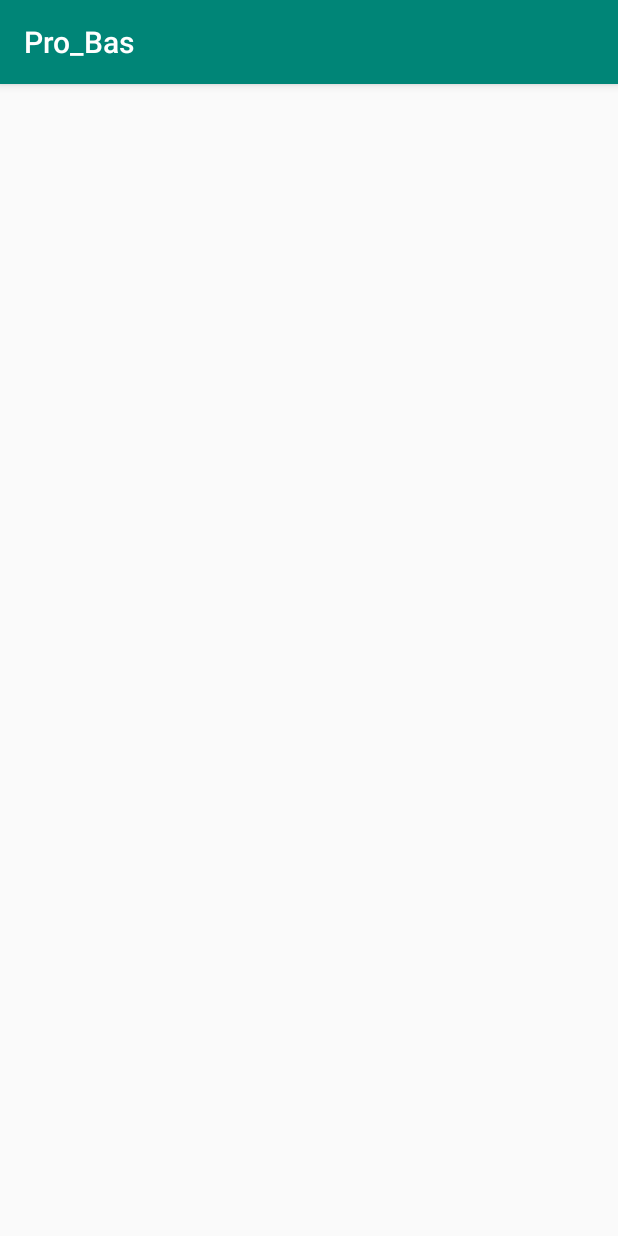
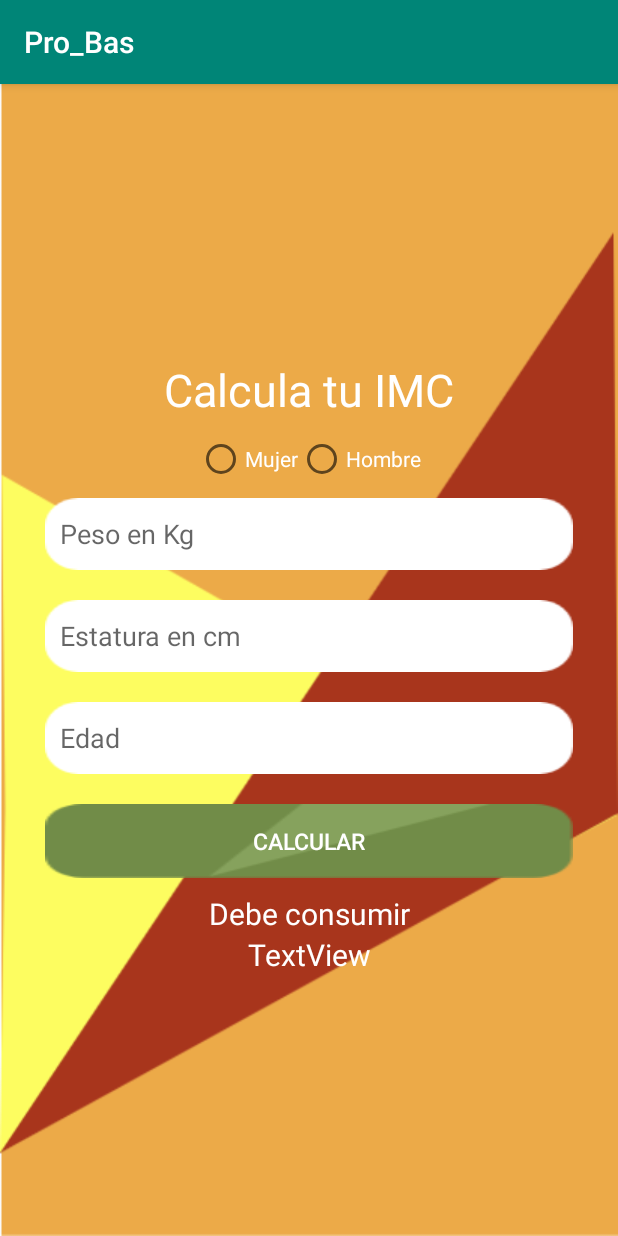
Before and after one commit to AndresMtzLpz/Pro_Bas, an Android app: the Calorias screen opened directly, with no data from a screen before it, on a phone screen of 412 x 824 dp. Run offline under Robolectric (Android 15) with nearby library versions, the phone set to English and light mode, and no system bars.

Commit message:
Todos los Layouts

```diff
--- a/app/src/main/AndroidManifest.xml
+++ b/app/src/main/AndroidManifest.xml
@@ -24,6 +24,10 @@
         </activity>
         <activity android:name=".Calorias">
         </activity>
+        <activity android:name=".Piramide">
+        </activity>
+        <activity android:name=".Recetas">
+        </activity>
     </application>
 
 </manifest>
--- a/app/src/main/res/layout/activity_calorias.xml
+++ b/app/src/main/res/layout/activity_calorias.xml
@@ -1,10 +1,96 @@
 <?xml version="1.0" encoding="utf-8"?>
-<android.support.constraint.ConstraintLayout
+<LinearLayout
         xmlns:android="http://schemas.android.com/apk/res/android"
         xmlns:tools="http://schemas.android.com/tools"
         xmlns:app="http://schemas.android.com/apk/res-auto"
         android:layout_width="match_parent"
         android:layout_height="match_parent"
-        tools:context=".Calorias">
+        android:background="@drawable/fondo"
+        android:gravity="center"
+        android:orientation="vertical"
+        android:padding="20dp"
+        tools:context=".Imc">
 
-</android.support.constraint.ConstraintLayout>
+    <TextView
+            android:text="Calcula tu IMC"
+            android:textColor="@color/blanco"
+            android:textSize="30sp"
+            android:layout_margin="10dp"
+            android:layout_width="match_parent"
+            android:layout_height="wrap_content"
+            android:gravity="center"
+            android:id="@+id/textView2"/>
+    <LinearLayout
+            android:orientation="horizontal"
+            android:layout_width="wrap_content"
+            android:layout_height="wrap_content">
+        <RadioButton
+                android:text="Mujer"
+                android:textColor="@color/blanco"
+                android:layout_width="match_parent"
+                android:layout_height="wrap_content"
+                android:id="@+id/radioButton"/>
+        <RadioButton
+                android:text="Hombre"
+                android:textColor="@color/blanco"
+                android:layout_width="match_parent"
+                android:layout_height="wrap_content"
+                android:id="@+id/radioButton2"/>
+    </LinearLayout>
+
+    <EditText
+            android:hint="Peso en Kg"
+            android:layout_margin="10dp"
+            android:paddingLeft="10dp"
+            android:layout_width="match_parent"
+            android:layout_height="wrap_content"
+            android:background="@drawable/tv_peso"
+            android:inputType="number"
+            android:ems="10"
+            android:id="@+id/editText"/>
+    <EditText
+            android:hint="Estatura en cm"
+            android:layout_margin="10dp"
+            android:paddingLeft="10dp"
+            android:layout_width="match_parent"
+            android:layout_height="wrap_content"
+            android:background="@drawable/tv_peso"
+            android:inputType="number"
+            android:ems="10"
+            android:id="@+id/editText2"/>
+    <EditText
+            android:hint="Edad"
+            android:layout_margin="10dp"
+            android:paddingLeft="10dp"
+            android:layout_width="match_parent"
+            android:layout_height="wrap_content"
+            android:background="@drawable/tv_peso"
+            android:inputType="number"
+            android:ems="10"
+            android:id="@+id/editText3"/>
+    <Button
+            android:text="Calcular"
+            android:textSize="15sp"
+            android:textColor="@color/blanco"
+            android:layout_margin="10dp"
+            android:layout_width="match_parent"
+            android:layout_height="wrap_content"
+            android:background="@drawable/boton_calcular"
+            android:id="@+id/button2"/>
+    <TextView
+            android:text="Debe consumir"
+            android:textSize="20sp"
+            android:textColor="@color/blanco"
+            android:layout_width="match_parent"
+            android:layout_height="wrap_content"
+            android:gravity="center"
+            android:id="@+id/textView3"/>
+    <TextView
+            android:text="TextView"
+            android:textSize="20sp"
+            android:textColor="@color/blanco"
+            android:layout_width="match_parent"
+            android:layout_height="wrap_content"
+            android:gravity="center"
+            android:id="@+id/textView4"/>
+</LinearLayout>
--- a/app/src/main/res/values/colors.xml
+++ b/app/src/main/res/values/colors.xml
@@ -3,5 +3,6 @@
     <color name="colorPrimary">#008577</color>
     <color name="colorPrimaryDark">#00574B</color>
     <color name="colorAccent">#D81B60</color>
-    <color name="blanco">#f2dfe6</color>
+    <color name="blanco">#ffffff</color>
+    <color name="rojo_claro">#be2a2c</color>
 </resources>
```
Also changed, not shown: app/src/main/java/com/example/anes/pro_bas/Piramide.kt (added, +12 -0 lines), app/src/main/java/com/example/anes/pro_bas/Recetas.kt (added, +12 -0 lines), app/src/main/res/layout/activity_piramide.xml (added, +169 -0 lines), app/src/main/res/layout/activity_recetas.xml (added, +169 -0 lines), app/src/main/res/drawable/coffee.png (added), app/src/main/res/drawable/toast.png (added), app/src/main/res/drawable/turkey.png (added).
